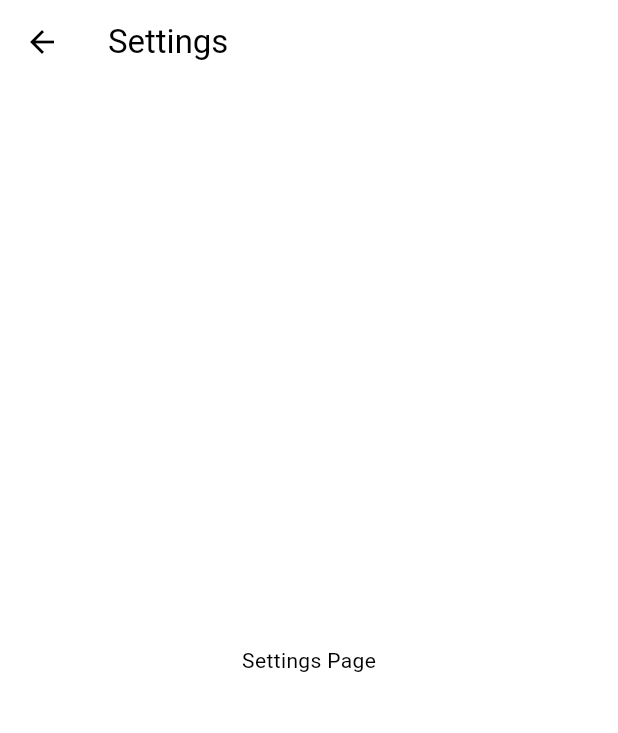
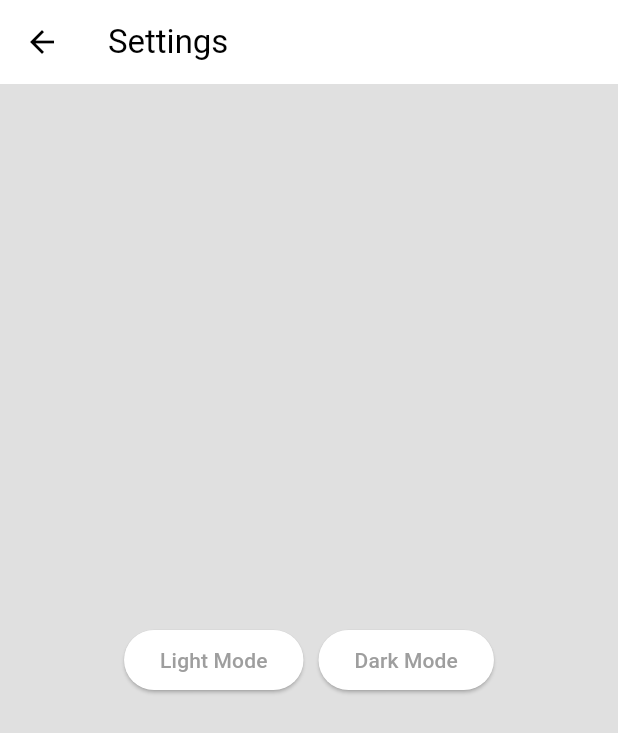
Before and after one commit to siddhesh12323/firebase_chat, a Flutter app: the screen it shows once a user with an empty profile is signed in, in the side drawer, after a tap on "S E T T I N G S", on a phone screen of 412 x 824 dp. Shown: the top 733 px of the screen. Run offline on Flutter 3.47's test engine with Material 3 defaults, Android fonts, the phone set to English and light mode, and no system bars; our stand-ins replace cloud_firestore, firebase_auth, firebase_core; accounts and stored records are empty; network calls fail.

Commit message:
light and dark mode added and scroll fix need

```diff
--- a/lib/components/my_textfield.dart
+++ b/lib/components/my_textfield.dart
@@ -4,11 +4,13 @@ class MyTextField extends StatelessWidget {
   final String hintText;
   final bool obscureText;
   final TextEditingController controller;
+  final FocusNode? focusNode;
   const MyTextField(
       {super.key,
       required this.hintText,
       this.obscureText = false,
-      required this.controller});
+      required this.controller,
+      this.focusNode});
 
   @override
   Widget build(BuildContext context) {
--- a/lib/main.dart
+++ b/lib/main.dart
@@ -1,13 +1,17 @@
 import 'package:firebase_chat/services/auth/auth_gate.dart';
 import 'package:firebase_chat/firebase_options.dart';
+import 'package:firebase_chat/themes/dark_mode.dart';
 import 'package:firebase_chat/themes/light_mode.dart';
+import 'package:firebase_chat/themes/theme_provider.dart';
 import 'package:firebase_core/firebase_core.dart';
 import 'package:flutter/material.dart';
+import 'package:provider/provider.dart';
 
 void main() async {
   WidgetsFlutterBinding.ensureInitialized();
   await Firebase.initializeApp(options: DefaultFirebaseOptions.currentPlatform);
-  runApp(const MainApp());
+  runApp(ChangeNotifierProvider(
+      create: (context) => ThemeProvider(), child: MainApp()));
 }
 
 class MainApp extends StatelessWidget {
@@ -18,7 +22,7 @@ class MainApp extends StatelessWidget {
     return MaterialApp(
       debugShowCheckedModeBanner: false,
       home: const AuthGate(),
-      theme: lightMode,
+      theme: Provider.of<ThemeProvider>(context).getTheme,
     );
   }
 }
--- a/lib/pages/settings_page.dart
+++ b/lib/pages/settings_page.dart
@@ -1,4 +1,8 @@
+import 'package:firebase_chat/themes/dark_mode.dart';
+import 'package:firebase_chat/themes/light_mode.dart';
+import 'package:firebase_chat/themes/theme_provider.dart';
 import 'package:flutter/material.dart';
+import 'package:provider/provider.dart';
 
 class SettingsPage extends StatelessWidget {
   const SettingsPage({super.key});
@@ -6,12 +10,34 @@ class SettingsPage extends StatelessWidget {
   @override
   Widget build(BuildContext context) {
     return Scaffold(
-      appBar: AppBar(
-        title: const Text("Settings"),
-      ),
-      body: Center(
-        child: Text("Settings Page"),
-      ),
-    );
+        backgroundColor: Theme.of(context).colorScheme.background,
+        appBar: AppBar(
+          title: const Text("Settings"),
+        ),
+        body: Column(
+          mainAxisAlignment: MainAxisAlignment.center,
+          children: [
+            Row(
+              mainAxisAlignment: MainAxisAlignment.center,
+              children: [
+                ElevatedButton(
+                  onPressed: () {
+                    Provider.of<ThemeProvider>(context, listen: false)
+                        .setTheme(lightMode);
+                  },
+                  child: const Text("Light Mode"),
+                ),
+                const SizedBox(width: 10),
+                ElevatedButton(
+                  onPressed: () {
+                    Provider.of<ThemeProvider>(context, listen: false)
+                        .setTheme(darkMode);
+                  },
+                  child: const Text("Dark Mode"),
+                ),
+              ],
+            ),
+          ],
+        ));
   }
 }
--- /dev/null
+++ b/lib/themes/dark_mode.dart
@@ -0,0 +1,11 @@
+import 'package:flutter/material.dart';
+
+ThemeData darkMode = ThemeData(
+  colorScheme: ColorScheme.dark(
+    primary: Colors.grey.shade600,
+    secondary: Colors.grey.shade700,
+    tertiary: Colors.grey.shade800,
+    inversePrimary: Colors.grey.shade300,
+    background: Colors.grey.shade900,
+  ),
+);
--- /dev/null
+++ b/lib/themes/theme_provider.dart
@@ -0,0 +1,21 @@
+import 'package:firebase_chat/themes/dark_mode.dart';
+import 'package:firebase_chat/themes/light_mode.dart';
+import 'package:flutter/material.dart';
+
+class ThemeProvider extends ChangeNotifier {
+  ThemeData _themeData = lightMode;
+
+  ThemeData get getTheme => _themeData;
+
+  bool get isDarkMode => _themeData == darkMode;
+
+  setTheme(ThemeData themeData) {
+    _themeData = themeData;
+    notifyListeners();
+  }
+
+  void toggleTheme() {
+    _themeData = isDarkMode ? lightMode : darkMode;
+    notifyListeners();
+  }
+}
--- a/pubspec.yaml
+++ b/pubspec.yaml
@@ -12,6 +12,7 @@ dependencies:
   firebase_core: ^2.24.2
   flutter:
     sdk: flutter
+  provider: ^6.1.1
 
 dev_dependencies:
   flutter_test:
```
Also changed, not shown: lib/pages/chat_page.dart (+70 -12 lines), pubspec.lock.
